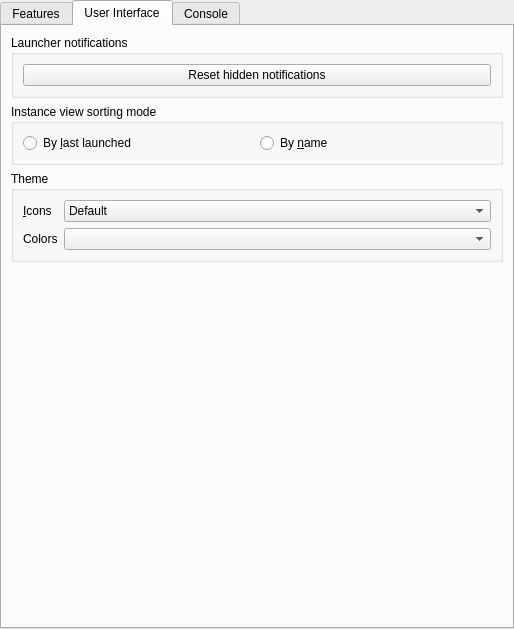
The window that launcher/ui/pages/global/LauncherPage.ui (VorwerkUa2/WerkLauncher) describes before a commit, drawn with Qt 5.
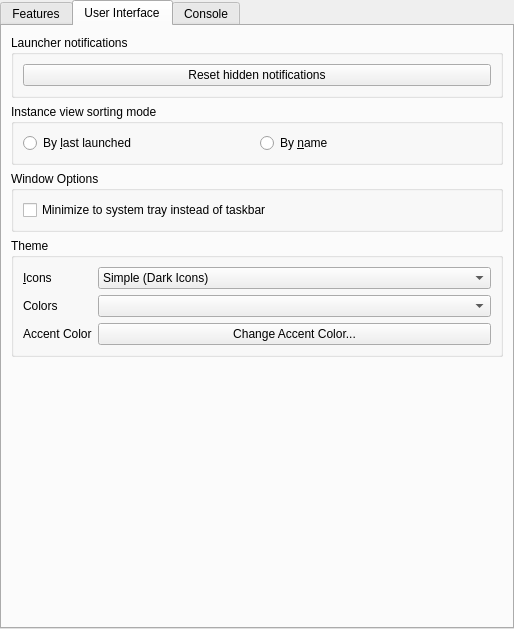
The same window after the commit. The open tabs and pages were chosen to show the change.

Commit message: Update README with WerkLauncher details and fork info

```diff
--- a/launcher/ui/pages/global/LauncherPage.ui
+++ b/launcher/ui/pages/global/LauncherPage.ui
@@ -256,6 +256,22 @@
          </layout>
         </widget>
        </item>
+       <item>
+        <widget class="QGroupBox" name="windowSettingsBox">
+         <property name="title">
+          <string>Window Options</string>
+         </property>
+         <layout class="QVBoxLayout" name="verticalLayout_window">
+          <item>
+           <widget class="QCheckBox" name="minimizeToTrayCheck">
+            <property name="text">
+             <string>Minimize to system tray instead of taskbar</string>
+            </property>
+           </widget>
+          </item>
+         </layout>
+        </widget>
+       </item>
        <item>
         <widget class="QGroupBox" name="themeBox">
          <property name="title">
@@ -283,11 +299,6 @@
             <property name="focusPolicy">
              <enum>Qt::StrongFocus</enum>
             </property>
-            <item>
-             <property name="text">
-              <string>Default</string>
-             </property>
-            </item>
             <item>
              <property name="text">
               <string>Simple (Dark Icons)</string>
@@ -353,6 +364,23 @@
             </property>
            </widget>
           </item>
+          <item row="2" column="0">
+           <widget class="QLabel" name="label_accent">
+            <property name="text">
+             <string>Accent Color</string>
+            </property>
+            <property name="buddy">
+             <cstring>accentColorButton</cstring>
+            </property>
+           </widget>
+          </item>
+          <item row="2" column="1">
+           <widget class="QPushButton" name="accentColorButton">
+            <property name="text">
+             <string>Change Accent Color...</string>
+            </property>
+           </widget>
+          </item>
          </layout>
         </widget>
        </item>
```
Left out of the diff: 20 changed lines with no effect on the pictures. The commit also changes 258 other files.
